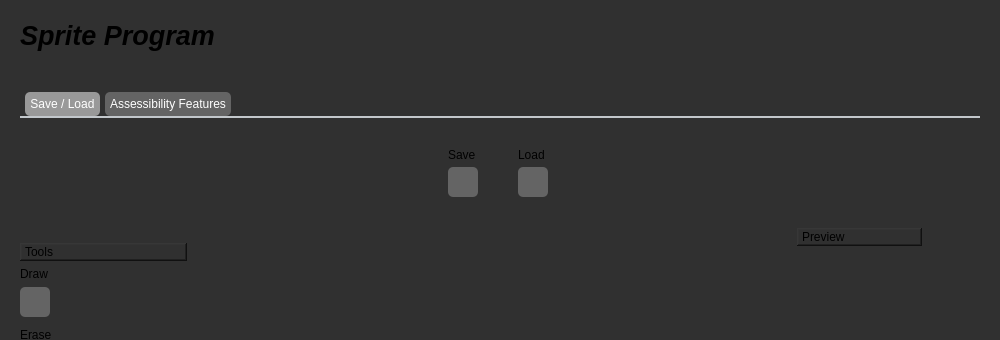
First picture: the form in mainwindow.ui, repository landonwest815/sprite-editor, before the edit; both pictures show x 0 to 1000 and y 0 to 340 of the 1000 by 991 pixel window.
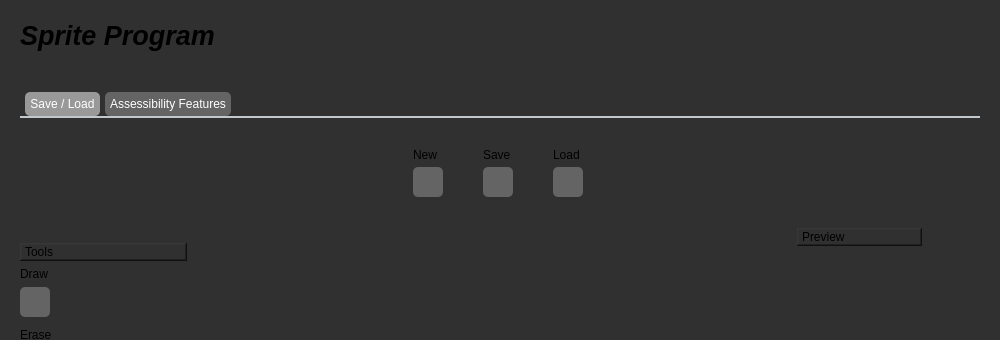
Second picture: the form after the edit. Icons and pictures are not drawn.

Commit message: New Project Button Added

What changed in the file:
```diff
--- a/mainwindow.ui
+++ b/mainwindow.ui
@@ -150,6 +150,112 @@
             </property>
            </spacer>
           </item>
+          <item>
+           <layout class="QVBoxLayout" name="verticalLayout_15">
+            <property name="spacing">
+             <number>5</number>
+            </property>
+            <property name="topMargin">
+             <number>20</number>
+            </property>
+            <item>
+             <widget class="QLabel" name="newLabl">
+              <property name="sizePolicy">
+               <sizepolicy hsizetype="Preferred" vsizetype="Fixed">
+                <horstretch>0</horstretch>
+                <verstretch>0</verstretch>
+               </sizepolicy>
+              </property>
+              <property name="minimumSize">
+               <size>
+                <width>35</width>
+                <height>15</height>
+               </size>
+              </property>
+              <property name="maximumSize">
+               <size>
+                <width>200</width>
+                <height>15</height>
+               </size>
+              </property>
+              <property name="text">
+               <string>New</string>
+              </property>
+             </widget>
+            </item>
+            <item>
+             <widget class="QPushButton" name="newButton">
+              <property name="minimumSize">
+               <size>
+                <width>30</width>
+                <height>30</height>
+               </size>
+              </property>
+              <property name="maximumSize">
+               <size>
+                <width>30</width>
+                <height>30</height>
+               </size>
+              </property>
+              <property name="styleSheet">
+               <string notr="true">QPushButton {
+  background-color: #646464; /* Dark grey background, matching the handle */
+  color: white; /* Light text for contrast */
+  border-radius: 5px; /* Rounded corners with a radius of 10 pixels */
+}
+
+QPushButton:hover {
+  background-color: #505050; /* Slightly lighter grey for hover state */
+}
+
+QPushButton:pressed {
+  background-color: #303030; /* Slightly darker grey for pressed state */
+}
+
+QPushButton:checked {
+  background-color: #999999; /* Color when button is checked */
+}</string>
+              </property>
+              <property name="text">
+               <string/>
+              </property>
+              <property name="icon">
+               <iconset resource="Assets.qrc">
+                <normaloff>:/icons/Assets/save.png</normaloff>:/icons/Assets/save.png</iconset>
+              </property>
+             </widget>
+            </item>
+            <item>
+             <spacer name="verticalSpacer_20">
+              <property name="orientation">
+               <enum>Qt::Vertical</enum>
+              </property>
+              <property name="sizeHint" stdset="0">
+               <size>
+                <width>20</width>
+                <height>40</height>
+               </size>
+              </property>
+             </spacer>
+            </item>
+           </layout>
+          </item>
+          <item>
+           <spacer name="horizontalSpacer_14">
+            <property name="orientation">
+             <enum>Qt::Horizontal</enum>
+            </property>
+            <property name="sizeType">
+             <enum>QSizePolicy::Fixed</enum>
+            </property>
+            <property name="sizeHint" stdset="0">
+             <size>
+              <width>25</width>
+              <height>20</height>
+             </size>
+            </property>
+           </spacer>
+          </item>
           <item>
            <layout class="QVBoxLayout" name="verticalLayout_10">
             <property name="spacing">
@@ -181,6 +287,9 @@
               <property name="text">
                <string>Save</string>
               </property>
+              <property name="alignment">
+               <set>Qt::AlignLeading|Qt::AlignLeft|Qt::AlignVCenter</set>
+              </property>
              </widget>
             </item>
             <item>
```
Left out of the diff: 2 changed lines with no effect on the pictures. The commit also changes 4 other files.
